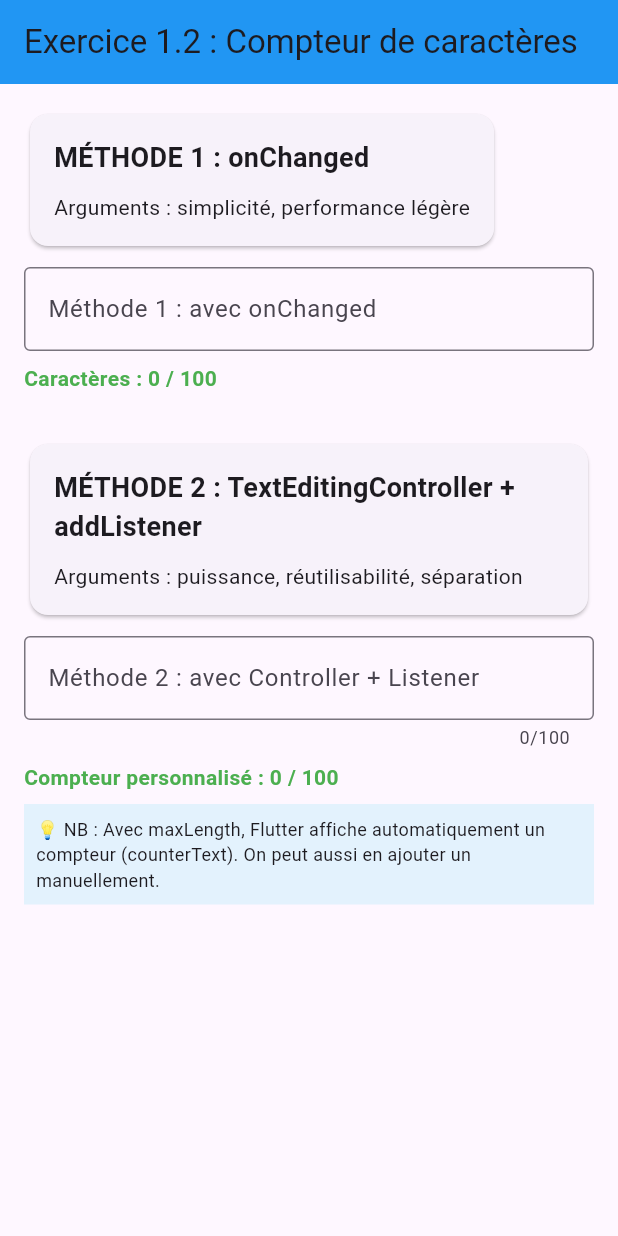
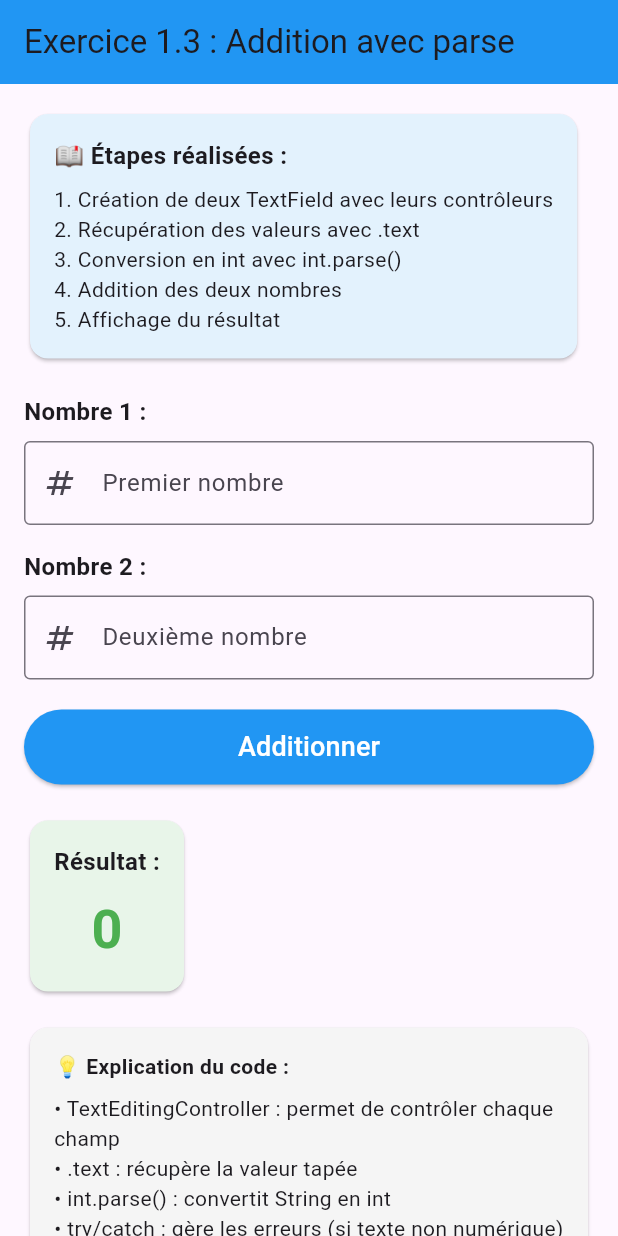
Before and after one commit to hervaisrfm/projet_devoir, a Flutter app: the screen it shows after launch, on a phone screen of 412 x 824 dp. Run offline on Flutter 3.47's test engine with Material 3 defaults, Android fonts, the phone set to English and light mode, and no system bars.

Commit message:
Exercice 1.3 : Addition de deux nombres avec parse

```diff
--- /dev/null
+++ b/lib/exercice1/exercice1_3.dart
@@ -0,0 +1,245 @@
+import 'package:flutter/material.dart';
+
+/// Exercice 1.3 - Addition de deux nombres avec parse
+///
+/// Utilisation de deux TextField avec leurs contrôleurs respectifs
+/// Conversion des chaînes en nombres avec int.parse()
+class Exercice1_3 extends StatefulWidget {
+  const Exercice1_3({super.key});
+
+  @override
+  State<Exercice1_3> createState() => _Exercice1_3State();
+}
+
+class _Exercice1_3State extends State<Exercice1_3> {
+  // Création des deux contrôleurs (un pour chaque champ)
+  final TextEditingController _controller1 = TextEditingController();
+  final TextEditingController _controller2 = TextEditingController();
+
+  // Variable pour stocker le résultat
+  String _resultat = "0";
+  String _erreur = "";
+
+  /// Fonction qui additionne les deux nombres
+  void _additionner() {
+    setState(() {
+      _erreur = ""; // Efface l'erreur précédente
+
+      try {
+        // Récupérer les textes des deux champs
+        String texte1 = _controller1.text;
+        String texte2 = _controller2.text;
+
+        // Vérifier si les champs sont vides
+        if (texte1.isEmpty || texte2.isEmpty) {
+          _erreur = "Veuillez remplir les deux champs";
+          _resultat = "0";
+          return;
+        }
+
+        // Conversion en nombres avec parse
+        int nombre1 = int.parse(texte1);
+        int nombre2 = int.parse(texte2);
+
+        // Addition
+        int somme = nombre1 + nombre2;
+
+        // Affichage du résultat
+        _resultat = somme.toString();
+
+      } catch (e) {
+        // Gestion d'erreur si l'utilisateur entre autre chose qu'un nombre
+        _erreur = "Erreur : Veuillez entrer des nombres valides";
+        _resultat = "0";
+      }
+    });
+  }
+
+  @override
+  void dispose() {
+    // Nettoyer les contrôleurs pour libérer la mémoire
+    _controller1.dispose();
+    _controller2.dispose();
+    super.dispose();
+  }
+
+  @override
+  Widget build(BuildContext context) {
+    return Scaffold(
+      appBar: AppBar(
+        title: const Text('Exercice 1.3 : Addition avec parse'),
+        backgroundColor: Colors.blue,
+      ),
+      body: SingleChildScrollView(
+        padding: const EdgeInsets.all(16.0),
+        child: Column(
+          crossAxisAlignment: CrossAxisAlignment.start,
+          children: [
+            /// --------------------------------------------------------
+            /// EXPLICATION DE L'EXERCICE
+            /// --------------------------------------------------------
+            Card(
+              color: Colors.blue[50],
+              child: const Padding(
+                padding: EdgeInsets.all(16.0),
+                child: Column(
+                  crossAxisAlignment: CrossAxisAlignment.start,
+                  children: [
+                    Text(
+                      '📖 Étapes réalisées :',
+                      style: TextStyle(fontWeight: FontWeight.bold, fontSize: 16),
+                    ),
+                    SizedBox(height: 8),
+                    Text('1. Création de deux TextField avec leurs contrôleurs'),
+                    Text('2. Récupération des valeurs avec .text'),
+                    Text('3. Conversion en int avec int.parse()'),
+                    Text('4. Addition des deux nombres'),
+                    Text('5. Affichage du résultat'),
+                  ],
+                ),
+              ),
+            ),
+
+            const SizedBox(height: 20),
+
+            /// --------------------------------------------------------
+            /// PREMIER CHAMP DE TEXTE
+            /// --------------------------------------------------------
+            const Text(
+              'Nombre 1 :',
+              style: TextStyle(fontSize: 16, fontWeight: FontWeight.bold),
+            ),
+            const SizedBox(height: 8),
+            TextField(
+              controller: _controller1,
+              decoration: const InputDecoration(
+                border: OutlineInputBorder(),
+                hintText: 'Entrez un nombre (ex: 10)',
+                labelText: 'Premier nombre',
+                prefixIcon: Icon(Icons.numbers),
+              ),
+              keyboardType: TextInputType.number, // Clavier numérique
+            ),
+
+            const SizedBox(height: 16),
+
+            /// --------------------------------------------------------
+            /// DEUXIÈME CHAMP DE TEXTE
+            /// --------------------------------------------------------
+            const Text(
+              'Nombre 2 :',
+              style: TextStyle(fontSize: 16, fontWeight: FontWeight.bold),
+            ),
+            const SizedBox(height: 8),
+            TextField(
+              controller: _controller2,
+              decoration: const InputDecoration(
+                border: OutlineInputBorder(),
+                hintText: 'Entrez un nombre (ex: 5)',
+                labelText: 'Deuxième nombre',
+                prefixIcon: Icon(Icons.numbers),
+              ),
+              keyboardType: TextInputType.number,
+            ),
+
+            const SizedBox(height: 20),
+
+            /// --------------------------------------------------------
+            /// BOUTON POUR ADDITIONNER
+            /// --------------------------------------------------------
+            SizedBox(
+              width: double.infinity,
+              height: 50,
+              child: ElevatedButton(
+                onPressed: _additionner,
+                style: ElevatedButton.styleFrom(
+                  backgroundColor: Colors.blue,
+                  foregroundColor: Colors.white,
+                ),
+                child: const Text(
+                  'Additionner',
+                  style: TextStyle(fontSize: 18),
+                ),
+              ),
+            ),
+
+            const SizedBox(height: 20),
+
+            /// --------------------------------------------------------
+            /// AFFICHAGE DU RÉSULTAT
+            /// --------------------------------------------------------
+            Card(
+              color: Colors.green[50],
+              child: Padding(
+                padding: const EdgeInsets.all(16.0),
+                child: Column(
+                  crossAxisAlignment: CrossAxisAlignment.center,
+                  children: [
+                    const Text(
+                      'Résultat :',
+                      style: TextStyle(fontSize: 16, fontWeight: FontWeight.bold),
+                    ),
+                    const SizedBox(height: 8),
+                    Text(
+                      _resultat,
+                      style: const TextStyle(
+                        fontSize: 36,
+                        fontWeight: FontWeight.bold,
+                        color: Colors.green,
+                      ),
+                    ),
+                  ],
+                ),
+              ),
+            ),
+
+            /// --------------------------------------------------------
+            /// AFFICHAGE DES ERREURS
+            /// --------------------------------------------------------
+            if (_erreur.isNotEmpty)
+              Padding(
+                padding: const EdgeInsets.only(top: 16.0),
+                child: Card(
+                  color: Colors.red[50],
+                  child: Padding(
+                    padding: const EdgeInsets.all(8.0),
+                    child: Text(
+                      _erreur,
+                      style: const TextStyle(color: Colors.red),
+                    ),
+                  ),
+                ),
+              ),
+
+            const SizedBox(height: 16),
+
+            /// --------------------------------------------------------
+            /// EXPLICATION DU CODE
+            /// --------------------------------------------------------
+            Card(
+              color: Colors.grey[100],
+              child: const Padding(
+                padding: EdgeInsets.all(16.0),
+                child: Column(
+                  crossAxisAlignment: CrossAxisAlignment.start,
+                  children: [
+                    Text(
+                      '💡 Explication du code :',
+                      style: TextStyle(fontWeight: FontWeight.bold),
+                    ),
+                    SizedBox(height: 8),
+                    Text('• TextEditingController : permet de contrôler chaque champ'),
+                    Text('• .text : récupère la valeur tapée'),
+                    Text('• int.parse() : convertit String en int'),
+                    Text('• try/catch : gère les erreurs (si texte non numérique)'),
+                    Text('• .dispose() : libère les contrôleurs'),
+                  ],
+                ),
+              ),
+            ),
+          ],
+        ),
+      ),
+    );
+  }
+}
--- a/lib/main.dart
+++ b/lib/main.dart
@@ -1,5 +1,5 @@
 import 'package:flutter/material.dart';
-import 'exercice1/exercice1_2.dart';
+import 'exercice1/exercice1_3.dart';
 
 void main() {
   runApp(const MyApp());
@@ -13,7 +13,7 @@ class MyApp extends StatelessWidget {
     return MaterialApp(
       title: 'Devoir Flutter',
       theme: ThemeData(primarySwatch: Colors.blue),
-      home: const Exercice1_2(),
+      home: const Exercice1_3(),
       debugShowCheckedModeBanner: false,
     );
   }
```
Also changed, not shown: 1 other file.
